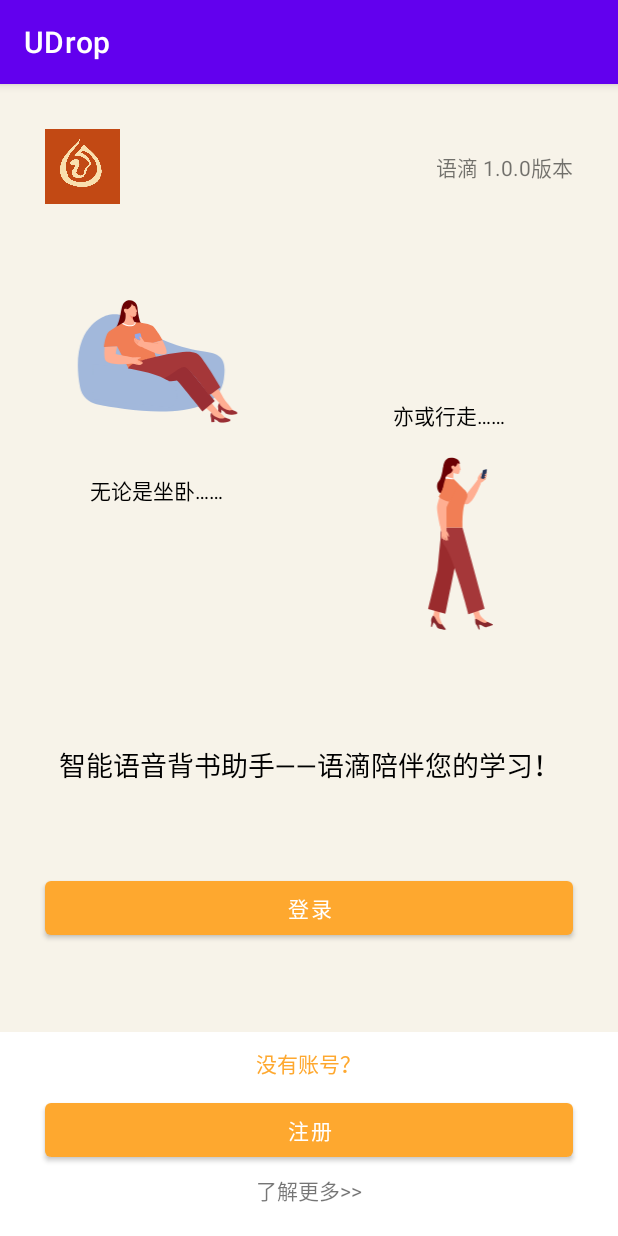
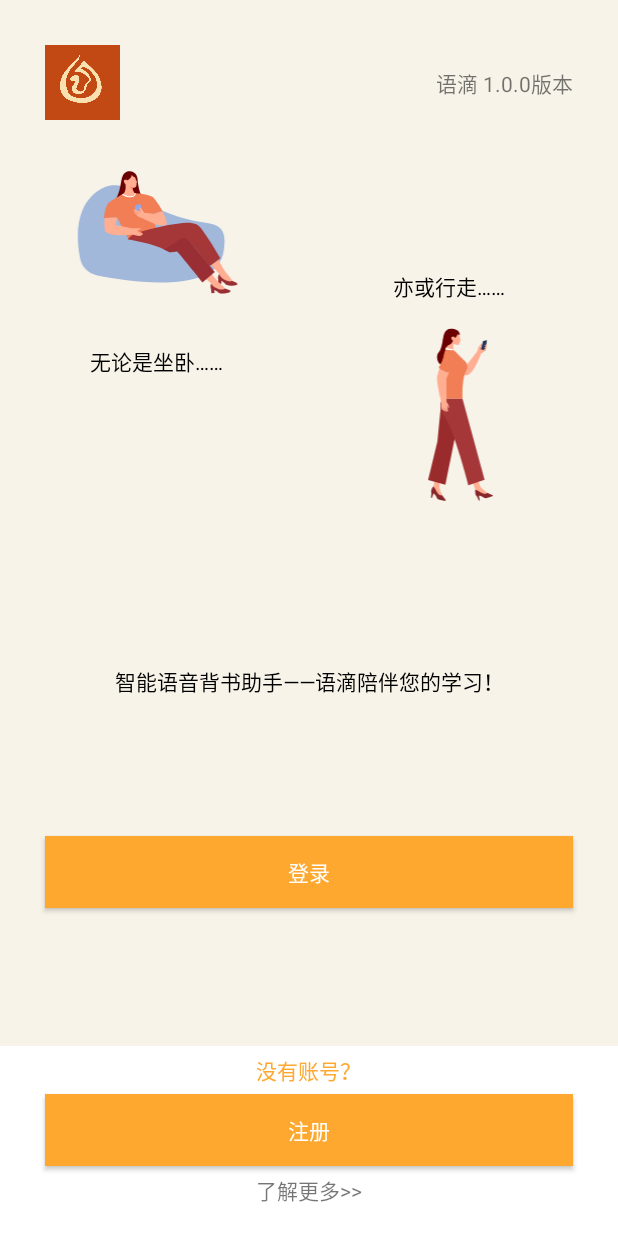
Before and after one commit to Jia-algorithm/UDrop, an Android app: the screen it shows after launch (MainActivity), on a phone screen of 412 x 824 dp. Run offline under Robolectric (Android 15) with nearby library versions, the phone set to English and light mode, and no system bars.

Commit message:
changed themes(hide title bar)

```diff
--- a/app/src/main/AndroidManifest.xml
+++ b/app/src/main/AndroidManifest.xml
@@ -8,7 +8,7 @@
         android:label="@string/app_name"
         android:roundIcon="@mipmap/ic_launcher_round"
         android:supportsRtl="true"
-        android:theme="@style/Theme.UDrop">
+        android:theme="@style/theme_fullScreen">
         <activity android:name=".MainActivity">
             <intent-filter>
                 <action android:name="android.intent.action.MAIN" />
--- a/app/src/main/java/com/yudi/udrop/LoginActivity.kt
+++ b/app/src/main/java/com/yudi/udrop/LoginActivity.kt
@@ -1,5 +1,6 @@
 package com.yudi.udrop
 
+import android.app.Activity
 import android.content.Intent
 import android.os.Bundle
 import android.widget.TextView
--- a/app/src/main/java/com/yudi/udrop/MainActivity.kt
+++ b/app/src/main/java/com/yudi/udrop/MainActivity.kt
@@ -1,5 +1,6 @@
 package com.yudi.udrop
 
+import android.app.Activity
 import android.content.Intent
 import androidx.appcompat.app.AppCompatActivity
 import android.os.Bundle
--- a/app/src/main/java/com/yudi/udrop/RegisterActivity.kt
+++ b/app/src/main/java/com/yudi/udrop/RegisterActivity.kt
@@ -1,11 +1,12 @@
 package com.yudi.udrop
 
+import android.app.Activity
 import android.content.Intent
 import android.os.Bundle
 import android.widget.TextView
 import androidx.appcompat.app.AppCompatActivity
 
-class RegisterActivity:AppCompatActivity() {
+class RegisterActivity: AppCompatActivity() {
     override fun onCreate(savedInstanceState: Bundle?) {
         super.onCreate(savedInstanceState)
         setContentView(R.layout.activity_register)
--- a/app/src/main/res/layout/activity_main.xml
+++ b/app/src/main/res/layout/activity_main.xml
@@ -27,7 +27,7 @@
         android:src="@drawable/ic_bg_lying"
         android:layout_width="150dp"
         android:layout_height="150dp"
-        android:layout_margin="30dp"
+        android:layout_marginStart="30dp"
         app:layout_constraintStart_toStartOf="parent"
         app:layout_constraintTop_toBottomOf="@id/logo"/>
     <TextView
@@ -48,7 +48,7 @@
         app:layout_constraintTop_toBottomOf="@id/logo"
         app:layout_constraintStart_toStartOf="@id/bg_walking"
         android:layout_marginStart="30dp"
-        android:layout_marginTop="130dp"/>
+        android:layout_marginTop="100dp"/>
     <ImageView
         android:id="@+id/bg_walking"
         android:layout_width="150dp"
@@ -62,7 +62,7 @@
         android:id="@+id/welcome_text"
         android:layout_width="wrap_content"
         android:layout_height="wrap_content"
-        android:textSize="18sp"
+        android:textSize="14sp"
         android:textColor="@color/black"
         android:text="智能语音背书助手——语滴陪伴您的学习！"
         app:layout_constraintTop_toBottomOf="@id/bg_walking"
@@ -79,7 +79,8 @@
         app:layout_constraintTop_toBottomOf="@id/welcome_text"
         app:layout_constraintBottom_toTopOf="@id/register_content"
         android:text="登录"
-        app:backgroundTint="@color/orange_1"/>
+        android:background="@color/orange_1"
+        android:textColor="@color/white"/>
     <androidx.appcompat.widget.LinearLayoutCompat
         android:id="@+id/register_content"
         android:layout_width="match_parent"
@@ -93,7 +94,7 @@
         <TextView
             android:layout_width="wrap_content"
             android:layout_height="wrap_content"
-            android:layout_marginVertical="10dp"
+            android:layout_marginVertical="5dp"
             android:text="没有账号？"
             android:textColor="@color/orange_1"
             />
@@ -103,7 +104,8 @@
             android:layout_height="wrap_content"
             android:layout_marginHorizontal="30dp"
             android:text="注册"
-            app:backgroundTint="@color/orange_1"/>
+            android:background="@color/orange_1"
+            android:textColor="@color/white"/>
         <TextView
             android:layout_width="wrap_content"
             android:layout_height="wrap_content"
--- a/app/src/main/res/values/themes.xml
+++ b/app/src/main/res/values/themes.xml
@@ -13,4 +13,8 @@
         <item name="android:statusBarColor" tools:targetApi="l">?attr/colorPrimaryVariant</item>
         <!-- Customize your theme here. -->
     </style>
+    <style name="theme_fullScreen" parent="Theme.AppCompat.Light.NoActionBar">
+        <item name="android:windowNoTitle">true</item> <!-- 设置无标题 -->
+        <item name="android:windowFullscreen">?android:windowNoTitle</item> <!-- 是否填充慢屏幕，引用android:windowNoTitle 的值 ?android:windowNoTitle，取决于android:windowNoTitle的值-->
+    </style>
 </resources>
```
